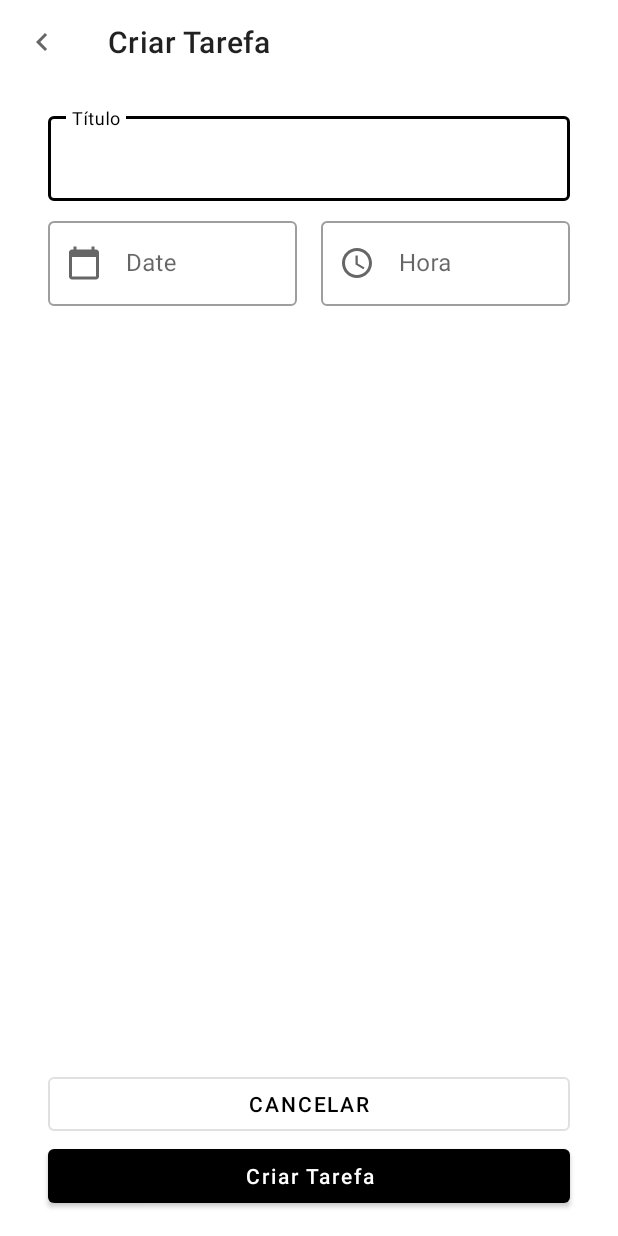
After one commit to taysmar/todo-DIO, an Android app: the AddTaskActivity screen opened directly, with no data from a screen before it, on a phone screen of 412 x 824 dp. The commit adds this screen. Run offline under Robolectric (Android 15) with nearby library versions, the phone set to English and light mode, and no system bars.

Commit message:
Adição de telas

```diff
--- a/app/build.gradle
+++ b/app/build.gradle
@@ -30,6 +30,9 @@ android {
     kotlinOptions {
         jvmTarget = '1.8'
     }
+    buildFeatures {
+        viewBinding = true
+    }
 }
 
 dependencies {
--- a/app/src/main/AndroidManifest.xml
+++ b/app/src/main/AndroidManifest.xml
@@ -16,6 +16,9 @@
                 <category android:name="android.intent.category.LAUNCHER" />
             </intent-filter>
         </activity>
+        <activity android:name=".ui.AddTaskActivity" />
+
+
     </application>
 
 </manifest>
--- /dev/null
+++ b/app/src/main/java/com/example/todolist/ui/AddTaskActivity.kt
@@ -0,0 +1,68 @@
+package com.example.todolist.ui
+
+import android.os.Bundle
+import android.util.Log
+import androidx.appcompat.app.AppCompatActivity
+import com.example.todolist.databinding.ActivityAddTaskBinding
+import com.example.todolist.datasource.TaskDataSource
+import com.example.todolist.extensions.format
+import com.example.todolist.extensions.text
+import com.example.todolist.model.Task
+import com.google.android.material.datepicker.MaterialDatePicker
+import com.google.android.material.timepicker.MaterialTimePicker
+import com.google.android.material.timepicker.TimeFormat
+import java.util.*
+
+class AddTaskActivity : AppCompatActivity() {
+
+    private lateinit var binding: ActivityAddTaskBinding
+
+    override fun onCreate(savedInstanceState: Bundle?) {
+        super.onCreate(savedInstanceState)
+
+        binding = ActivityAddTaskBinding.inflate(layoutInflater)
+        setContentView(binding.root)
+
+        insertListeners()
+    }
+
+    private fun insertListeners() {
+        binding.tilDate.editText?.setOnClickListener {
+            val datePicker = MaterialDatePicker.Builder.datePicker().build()
+            datePicker.addOnPositiveButtonClickListener{
+                val timeZone = TimeZone.getDefault()
+                val offset = timeZone.getOffset(Date().time) * -1
+                binding.tilDate.text = Date(it + offset).format()
+            }
+            datePicker.show(supportFragmentManager, "DATE_PICKER_TAG")
+        }
+
+        binding.tilHour.editText?.setOnClickListener {
+            val timePicker  = MaterialTimePicker.Builder()
+            .setTimeFormat(TimeFormat.CLOCK_24H).build()
+
+            timePicker.addOnPositiveButtonClickListener {
+                val minute = if(timePicker.minute in 0..9) "0${timePicker.minute}" else timePicker.minute
+
+                val hour = if(timePicker.hour in 0..9) "0${timePicker.hour}" else timePicker.hour
+                binding.tilHour.text = "$hour:$minute"
+            }
+
+            timePicker.show(supportFragmentManager, null)
+        }
+
+        binding.btnCancel.setOnClickListener{
+            finish()
+        }
+
+        binding.btnNewTask.setOnClickListener{
+            val task = Task(
+                title= binding.tilTitle.text,
+                date = binding.tilDate.text,
+                hour = binding.tilHour.text,
+            )
+            TaskDataSource.insertTask(Task)
+        }
+
+    }
+}
--- /dev/null
+++ b/app/src/main/res/drawable/ic_add.xml
@@ -0,0 +1,5 @@
+<vector android:height="24dp" android:tint="#FFFFFF"
+    android:viewportHeight="24" android:viewportWidth="24"
+    android:width="24dp" xmlns:android="http://schemas.android.com/apk/res/android">
+    <path android:fillColor="@android:color/white" android:pathData="M19,13h-6v6h-2v-6H5v-2h6V5h2v6h6v2z"/>
+</vector>
--- /dev/null
+++ b/app/src/main/res/drawable/ic_calendar.xml
@@ -0,0 +1,10 @@
+<vector xmlns:android="http://schemas.android.com/apk/res/android"
+    android:width="24dp"
+    android:height="24dp"
+    android:viewportWidth="24"
+    android:viewportHeight="24"
+    android:tint="?attr/colorControlNormal">
+  <path
+      android:fillColor="@android:color/white"
+      android:pathData="M20,3h-1L19,1h-2v2L7,3L7,1L5,1v2L4,3c-1.1,0 -2,0.9 -2,2v16c0,1.1 0.9,2 2,2h16c1.1,0 2,-0.9 2,-2L22,5c0,-1.1 -0.9,-2 -2,-2zM20,21L4,21L4,8h16v13z"/>
+</vector>
--- /dev/null
+++ b/app/src/main/res/drawable/ic_navigate_before.xml
@@ -0,0 +1,10 @@
+<vector xmlns:android="http://schemas.android.com/apk/res/android"
+    android:width="24dp"
+    android:height="24dp"
+    android:viewportWidth="24"
+    android:viewportHeight="24"
+    android:tint="?attr/colorControlNormal">
+  <path
+      android:fillColor="@android:color/white"
+      android:pathData="M15.41,7.41L14,6l-6,6 6,6 1.41,-1.41L10.83,12z"/>
+</vector>
--- /dev/null
+++ b/app/src/main/res/drawable/ic_time.xml
@@ -0,0 +1,13 @@
+<vector xmlns:android="http://schemas.android.com/apk/res/android"
+    android:width="24dp"
+    android:height="24dp"
+    android:viewportWidth="24"
+    android:viewportHeight="24"
+    android:tint="?attr/colorControlNormal">
+  <path
+      android:fillColor="@android:color/white"
+      android:pathData="M11.99,2C6.47,2 2,6.48 2,12s4.47,10 9.99,10C17.52,22 22,17.52 22,12S17.52,2 11.99,2zM12,20c-4.42,0 -8,-3.58 -8,-8s3.58,-8 8,-8 8,3.58 8,8 -3.58,8 -8,8z"/>
+  <path
+      android:fillColor="@android:color/white"
+      android:pathData="M12.5,7H11v6l5.25,3.15 0.75,-1.23 -4.5,-2.67z"/>
+</vector>
--- /dev/null
+++ b/app/src/main/res/layout/activity_add_task.xml
@@ -0,0 +1,115 @@
+<?xml version="1.0" encoding="utf-8"?>
+<androidx.constraintlayout.widget.ConstraintLayout xmlns:android="http://schemas.android.com/apk/res/android"
+    android:layout_width="match_parent"
+    android:layout_height="match_parent"
+    xmlns:app="http://schemas.android.com/apk/res-auto">
+
+    <com.google.android.material.appbar.MaterialToolbar
+        android:id="@+id/toolbar"
+        app:layout_constraintTop_toTopOf="parent"
+        app:navigationIcon="@drawable/ic_navigate_before"
+        android:layout_width="match_parent"
+        android:layout_height="wrap_content"
+        app:title="@string/label_new_task"
+        />
+
+    <androidx.constraintlayout.widget.Guideline
+        android:id="@+id/guide_start"
+        android:layout_width="wrap_content"
+        android:layout_height="wrap_content"
+        android:orientation="vertical"
+        app:layout_constraintGuide_begin="32dp"/>
+
+    <androidx.constraintlayout.widget.Guideline
+        android:id="@+id/guide_end"
+        android:layout_width="wrap_content"
+        android:layout_height="wrap_content"
+        app:layout_constraintGuide_end="32dp"
+        android:orientation="vertical" />
+
+    <com.google.android.material.textfield.TextInputLayout
+        android:id="@+id/til_title"
+        app:layout_constraintStart_toStartOf="@+id/guide_start"
+        app:layout_constraintTop_toBottomOf="@+id/toolbar"
+        app:layout_constraintEnd_toEndOf="@+id/guide_end"
+        style="@style/Widget.MaterialComponents.TextInputLayout.OutlinedBox"
+        android:hint="@string/label_tulo"
+        android:layout_marginTop="16dp"
+        android:layout_width="0dp"
+        android:layout_height="wrap_content" >
+
+        <com.google.android.material.textfield.TextInputEditText
+
+            android:layout_width="match_parent"
+            android:inputType="text"
+            android:layout_height="wrap_content" />
+    </com.google.android.material.textfield.TextInputLayout>
+
+    <com.google.android.material.textfield.TextInputLayout
+        android:id="@+id/til_date"
+        android:layout_width="0dp"
+        android:layout_marginTop="8dp"
+        android:layout_marginEnd="16dp"
+        style="@style/Widget.MaterialComponents.TextInputLayout.OutlinedBox"
+        app:layout_constraintStart_toStartOf="@id/guide_start"
+        app:layout_constraintTop_toBottomOf="@id/til_title"
+        app:layout_constraintEnd_toStartOf="@id/til_hour"
+
+        app:startIconDrawable="@drawable/ic_calendar"
+        android:hint="@string/label_date"
+        android:layout_height="wrap_content">
+
+        <com.google.android.material.textfield.TextInputEditText
+            android:layout_width="match_parent"
+            android:layout_height="wrap_content"
+            android:inputType="none"
+            android:focusable="false"
+            />
+
+    </com.google.android.material.textfield.TextInputLayout>
+
+    <com.google.android.material.textfield.TextInputLayout
+        android:id="@+id/til_hour"
+        android:layout_width="0dp"
+        android:hint="@string/label_hour"
+        style="@style/Widget.MaterialComponents.TextInputLayout.OutlinedBox"
+        app:layout_constraintEnd_toEndOf="@+id/guide_end"
+        app:layout_constraintStart_toEndOf="@+id/til_date"
+        app:layout_constraintTop_toTopOf="@+id/til_date"
+        app:startIconDrawable="@drawable/ic_time"
+        android:layout_height="wrap_content"
+        >
+
+        <com.google.android.material.textfield.TextInputEditText
+            android:layout_width="match_parent"
+            android:layout_height="wrap_content"
+            android:focusable="false"
+            android:inputType="none"
+
+            />
+
+    </com.google.android.material.textfield.TextInputLayout>
+
+    <com.google.android.material.button.MaterialButton
+        android:id="@+id/btn_cancel"
+        android:layout_width="0dp"
+        android:layout_height="wrap_content"
+        style="@style/Widget.MaterialComponents.Button.OutlinedButton"
+        android:text="@string/label_cancelar"
+        app:layout_constraintBottom_toTopOf="@+id/btn_newTask"
+        app:layout_constraintStart_toStartOf="@+id/guide_start"
+        app:layout_constraintEnd_toEndOf="@+id/guide_end" />
+
+    <com.google.android.material.button.MaterialButton
+        android:id="@+id/btn_newTask"
+        app:layout_constraintStart_toStartOf="@+id/guide_start"
+        app:layout_constraintEnd_toEndOf="@+id/guide_end"
+        android:layout_marginBottom="16dp"
+        style="@style/Widget.MaterialComponents.Button"
+        android:text="@string/label_new_task"
+        android:textAllCaps="false"
+        app:layout_constraintBottom_toBottomOf="parent"
+        android:layout_width="0dp"
+        android:layout_height="wrap_content" />
+
+</androidx.constraintlayout.widget.ConstraintLayout>
--- a/app/src/main/res/values/strings.xml
+++ b/app/src/main/res/values/strings.xml
@@ -1,3 +1,12 @@
 <resources>
     <string name="app_name">TodoList</string>
+    <string name="label_new_task">Criar Tarefa</string>
+    <string name="label_tulo">Título</string>
+    <string name="label_data">Data</string>
+    <string name="label_hour">Hora</string>
+    <string name="label_cancelar">Cancelar</string>
+    <string name="label_date">Date</string>
+    <string name="label_tasks">Tarefas</string>
+    <string name="description_newtask">Nova Tarefa</string>
+    <string name="label_you_dont_have_tasks">label_you_dont_have_tasks</string>
 </resources>
--- a/app/src/main/res/values/themes.xml
+++ b/app/src/main/res/values/themes.xml
@@ -1,16 +1,10 @@
 <resources xmlns:tools="http://schemas.android.com/tools">
     <!-- Base application theme. -->
-    <style name="Theme.TodoList" parent="Theme.MaterialComponents.DayNight.DarkActionBar">
-        <!-- Primary brand color. -->
-        <item name="colorPrimary">@color/purple_500</item>
-        <item name="colorPrimaryVariant">@color/purple_700</item>
-        <item name="colorOnPrimary">@color/white</item>
-        <!-- Secondary brand color. -->
-        <item name="colorSecondary">@color/teal_200</item>
-        <item name="colorSecondaryVariant">@color/teal_700</item>
-        <item name="colorOnSecondary">@color/black</item>
-        <!-- Status bar color. -->
-        <item name="android:statusBarColor" tools:targetApi="l">?attr/colorPrimaryVariant</item>
-        <!-- Customize your theme here. -->
+    <style name="Theme.TodoList" parent="Theme.MaterialComponents.Light.NoActionBar">
+        <item name="colorPrimary">@color/black</item>
+        <item name="colorPrimaryDark">@color/black</item>
+
+        <item name="colorSecondary">@color/black</item>
+        <item name="colorOnSecondary">@color/white</item>
     </style>
 </resources>
```
Also changed, not shown: app/src/main/java/com/example/todolist/MainActivity.kt (+19 -1 lines), app/src/main/java/com/example/todolist/datasource/TaskDataSource.kt (added, +13 -0 lines), app/src/main/java/com/example/todolist/extensions/AppExtensions.kt (added, +17 -0 lines), app/src/main/java/com/example/todolist/model/Task.kt (added, +8 -0 lines), app/src/main/res/drawable/ic_empty_state.xml (added, +16 -0 lines), app/src/main/res/drawable/ic_more.xml (added, +10 -0 lines), app/src/main/res/layout/activity_main.xml (+33 -5 lines), app/src/main/res/layout/empty_state.xml (added, +32 -0 lines), app/src/main/res/layout/item_task.xml (added, +39 -0 lines).
